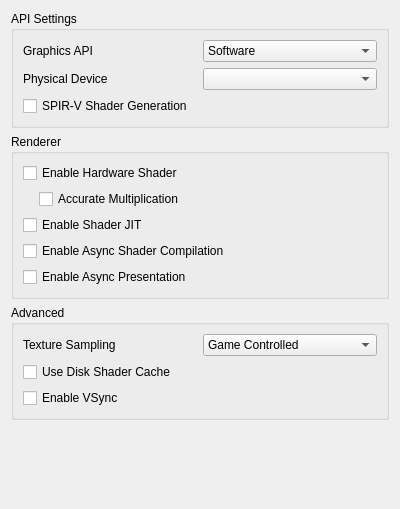
wings110/citra, file src/citra_qt/configuration/configure_graphics.ui: the form before one commit.
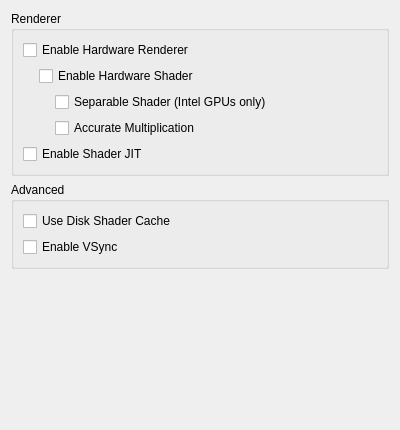
The form after the commit.

Patch:
```diff
--- a/src/citra_qt/configuration/configure_graphics.ui
+++ b/src/citra_qt/configuration/configure_graphics.ui
@@ -7,7 +7,7 @@
     <x>0</x>
     <y>0</y>
     <width>400</width>
-    <height>509</height>
+    <height>430</height>
    </rect>
   </property>
   <property name="minimumSize">
@@ -23,105 +23,27 @@
    <string>Graphics</string>
   </property>
   <layout class="QVBoxLayout" name="verticalLayout">
-   <item>
-    <widget class="QGroupBox" name="apiBox">
-     <property name="title">
-      <string>API Settings</string>
-     </property>
-     <layout class="QVBoxLayout" name="verticalLayout_3">
-      <item>
-       <widget class="QWidget" name="graphics_api_group" native="true">
-        <layout class="QHBoxLayout" name="graphics_api_group_2">
-         <property name="leftMargin">
-          <number>0</number>
-         </property>
-         <property name="topMargin">
-          <number>0</number>
-         </property>
-         <property name="rightMargin">
-          <number>0</number>
-         </property>
-         <property name="bottomMargin">
-          <number>0</number>
-         </property>
-         <item>
-          <widget class="QLabel" name="graphics_api_label">
-           <property name="text">
-            <string>Graphics API</string>
-           </property>
-          </widget>
-         </item>
-         <item>
-          <widget class="QComboBox" name="graphics_api_combo">
-           <item>
-            <property name="text">
-             <string>Software</string>
-            </property>
-           </item>
-           <item>
-            <property name="text">
-             <string>OpenGL</string>
-            </property>
-           </item>
-           <item>
-            <property name="text">
-             <string>Vulkan</string>
-            </property>
-           </item>
-          </widget>
-         </item>
-        </layout>
-       </widget>
-      </item>
-      <item>
-       <widget class="QWidget" name="physical_device_group" native="true">
-        <layout class="QHBoxLayout" name="physical_device_group_2">
-         <property name="leftMargin">
-          <number>0</number>
-         </property>
-         <property name="topMargin">
-          <number>0</number>
-         </property>
-         <property name="rightMargin">
-          <number>0</number>
-         </property>
-         <property name="bottomMargin">
-          <number>0</number>
-         </property>
-         <item>
-          <widget class="QLabel" name="physical_device_label">
-           <property name="text">
-            <string>Physical Device</string>
-           </property>
-          </widget>
-         </item>
-         <item>
-          <widget class="QComboBox" name="physical_device_combo"/>
-         </item>
-        </layout>
-       </widget>
-      </item>
-      <item>
-       <widget class="QCheckBox" name="spirv_shader_gen">
-        <property name="text">
-         <string>SPIR-V Shader Generation</string>
-        </property>
-       </widget>
-      </item>
-     </layout>
-    </widget>
-   </item>
    <item>
     <widget class="QGroupBox" name="rendererBox">
      <property name="title">
       <string>Renderer</string>
      </property>
      <layout class="QVBoxLayout" name="verticalLayout_6">
+      <item>
+       <widget class="QCheckBox" name="toggle_hw_renderer">
+        <property name="toolTip">
+         <string>&lt;html&gt;&lt;head/&gt;&lt;body&gt;&lt;p&gt;Use OpenGL to accelerate rendering.&lt;/p&gt;&lt;p&gt;Disable to debug graphics-related problem.&lt;/p&gt;&lt;/body&gt;&lt;/html&gt;</string>
+        </property>
+        <property name="text">
+         <string>Enable Hardware Renderer</string>
+        </property>
+       </widget>
+      </item>
       <item>
        <widget class="QWidget" name="hw_renderer_group" native="true">
         <layout class="QVBoxLayout" name="verticalLayout_5">
          <property name="leftMargin">
-          <number>0</number>
+          <number>16</number>
          </property>
          <property name="topMargin">
           <number>0</number>
@@ -157,6 +79,13 @@
             <property name="bottomMargin">
              <number>0</number>
             </property>
+            <item>
+             <widget class="QCheckBox" name="toggle_separable_shader">
+              <property name="text">
+               <string>Separable Shader (Intel GPUs only)</string>
+              </property>
+             </widget>
+            </item>
             <item>
              <widget class="QCheckBox" name="toggle_accurate_mul">
               <property name="toolTip">
@@ -183,26 +112,6 @@
         </property>
        </widget>
       </item>
-      <item>
-       <widget class="QCheckBox" name="toggle_async_shaders">
-        <property name="toolTip">
-         <string>&lt;html&gt;&lt;head/&gt;&lt;body&gt;&lt;p&gt;Compile shaders using background threads to avoid shader compilation stutter. Expect temporary graphical glitches&lt;/p&gt;&lt;/body&gt;&lt;/html&gt;</string>
-        </property>
-        <property name="text">
-         <string>Enable Async Shader Compilation</string>
-        </property>
-       </widget>
-      </item>
-      <item>
-       <widget class="QCheckBox" name="toggle_async_present">
-        <property name="toolTip">
-         <string>&lt;html&gt;&lt;head/&gt;&lt;body&gt;&lt;p&gt;Perform presentation on separate threads. Improves performance when using Vulkan in most games.&lt;/p&gt;&lt;/body&gt;&lt;/html&gt;</string>
-        </property>
-        <property name="text">
-         <string>Enable Async Presentation</string>
-        </property>
-       </widget>
-      </item>
      </layout>
     </widget>
    </item>
@@ -212,63 +121,16 @@
       <string>Advanced</string>
      </property>
      <layout class="QVBoxLayout" name="verticalLayout_2">
-      <item>
-       <widget class="QWidget" name="widget_texture_sampling" native="true">
-        <layout class="QHBoxLayout" name="horizontalLayout_2">
-         <property name="leftMargin">
-          <number>0</number>
-         </property>
-         <property name="topMargin">
-          <number>0</number>
-         </property>
-         <property name="rightMargin">
-          <number>0</number>
-         </property>
-         <property name="bottomMargin">
-          <number>0</number>
-         </property>
-         <item>
-          <widget class="QLabel" name="texture_sampling_label">
+       <item>
+         <widget class="QCheckBox" name="toggle_disk_shader_cache">
            <property name="toolTip">
             <string>&lt;html&gt;&lt;head/&gt;&lt;body&gt;&lt;p&gt;Overrides the sampling filter used by games. This can be useful in certain cases with poorly behaved games when upscaling. If unsure set this to Game Controlled&lt;/p&gt;&lt;/body&gt;&lt;/html&gt;</string>
            </property>
            <property name="text">
-            <string>Texture Sampling</string>
+             <string>Use Disk Shader Cache</string>
            </property>
-          </widget>
-         </item>
-         <item>
-          <widget class="QComboBox" name="texture_sampling_combobox">
-           <item>
-            <property name="text">
-             <string>Game Controlled</string>
-            </property>
-           </item>
-           <item>
-            <property name="text">
-             <string>Nearest Neighbor</string>
-            </property>
-           </item>
-           <item>
-            <property name="text">
-             <string>Linear</string>
-            </property>
-           </item>
-          </widget>
-         </item>
-        </layout>
-       </widget>
-      </item>
-      <item>
-       <widget class="QCheckBox" name="toggle_disk_shader_cache">
-        <property name="toolTip">
-         <string>&lt;html&gt;&lt;head/&gt;&lt;body&gt;&lt;p&gt;Reduce stuttering by storing and loading generated shaders to disk.&lt;/p&gt;&lt;/body&gt;&lt;/html&gt;</string>
-        </property>
-        <property name="text">
-         <string>Use Disk Shader Cache</string>
-        </property>
-       </widget>
-      </item>
+         </widget>
+       </item>
       <item>
        <widget class="QCheckBox" name="toggle_vsync_new">
         <property name="toolTip">
```
Left out of the diff: 13 changed lines with no effect on the pictures.
